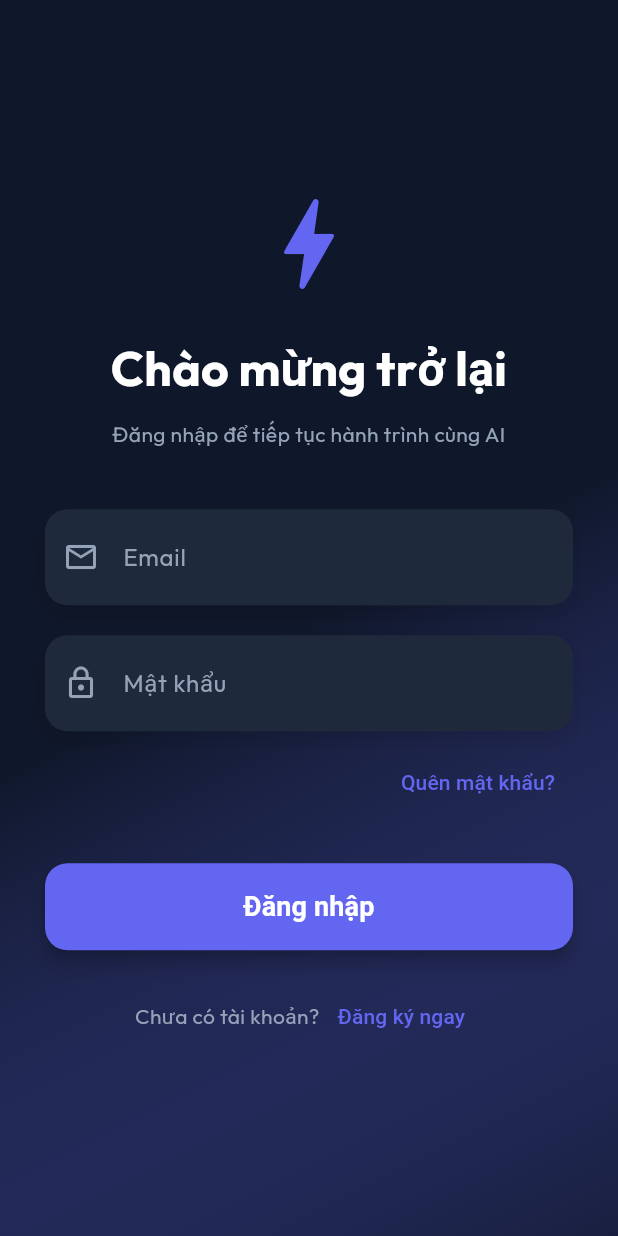
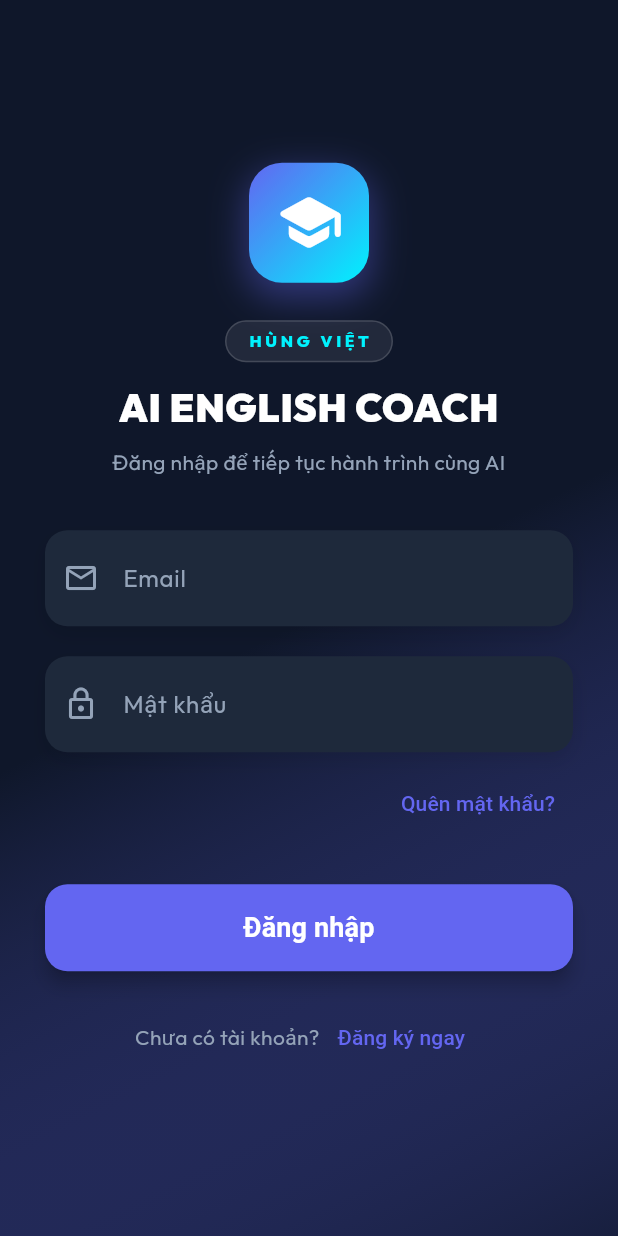
Before and after one commit to hungviettd-75/hoc-tieng-anh, a Flutter app: the screen it shows after launch, on a phone screen of 412 x 824 dp. Run offline on Flutter 3.47's test engine with Material 3 defaults, Android fonts, the phone set to English and light mode, and no system bars; our stand-ins replace animate_do, audioplayers, confetti, fl_chart, flutter_riverpod, go_router and 4 more; missing offline and left inert: dart:html, dart:js, dart:js_util, record.

Commit message:
Update database config for SQLite and update student login screen with logo/branding

```diff
--- a/frontend/lib/core/api_config.dart
+++ b/frontend/lib/core/api_config.dart
@@ -3,7 +3,7 @@ import 'package:flutter/foundation.dart';
 class ApiConfig {
   // Đổi thành true nếu bạn muốn kết nối với backend chạy ở localhost cục bộ.
   // Mặc định để false để kết nối thẳng tới máy chủ Render production.
-  static const bool useLocalBackend = false;
+  static const bool useLocalBackend = true;
 
   static String get serverUrl {
     if (!useLocalBackend) {
--- a/frontend/lib/features/auth/presentation/pages/login_page.dart
+++ b/frontend/lib/features/auth/presentation/pages/login_page.dart
@@ -54,20 +54,89 @@ class _LoginPageState extends ConsumerState<LoginPage> {
                 mainAxisAlignment: MainAxisAlignment.center,
                 crossAxisAlignment: CrossAxisAlignment.stretch,
                 children: [
-                  const Icon(Icons.bolt_rounded, size: 80, color: AppColors.primary),
-                  const SizedBox(height: 20),
+                  // Logo Shield phát sáng Công nghệ / AI
+                  Center(
+                    child: Container(
+                      width: 80,
+                      height: 80,
+                      decoration: BoxDecoration(
+                        gradient: const LinearGradient(
+                          begin: Alignment.topLeft,
+                          end: Alignment.bottomRight,
+                          colors: [
+                            AppColors.primary,
+                            Color(0xFF00F2FE), // Xanh Cyan sáng
+                          ],
+                        ),
+                        borderRadius: BorderRadius.circular(22),
+                        boxShadow: [
+                          BoxShadow(
+                            color: AppColors.primary.withOpacity(0.4),
+                            blurRadius: 20,
+                            spreadRadius: 2,
+                            offset: const Offset(0, 8),
+                          ),
+                        ],
+                      ),
+                      child: const Center(
+                        child: Icon(
+                          Icons.school_rounded,
+                          size: 46,
+                          color: Colors.white,
+                        ),
+                      ),
+                    ),
+                  ),
+                  const SizedBox(height: 25),
+
+                  // Nhãn nhỏ thương hiệu HÙNG VIỆT
+                  Center(
+                    child: Container(
+                      padding: const EdgeInsets.symmetric(horizontal: 14, vertical: 5),
+                      decoration: BoxDecoration(
+                        color: Colors.white.withOpacity(0.08),
+                        borderRadius: BorderRadius.circular(20),
+                        border: Border.all(
+                          color: Colors.white.withOpacity(0.15),
+                          width: 1,
+                        ),
+                      ),
+                      child: const Text(
+                        'HÙNG VIỆT',
+                        style: TextStyle(
+                          fontSize: 11,
+                          fontWeight: FontWeight.w800,
+                          color: Color(0xFF00F2FE),
+                          letterSpacing: 2.5,
+                        ),
+                      ),
+                    ),
+                  ),
+                  const SizedBox(height: 12),
+
+                  // Tên ứng dụng
                   const Text(
-                    'Chào mừng trở lại',
+                    'AI ENGLISH COACH',
                     textAlign: TextAlign.center,
-                    style: TextStyle(fontSize: 32, fontWeight: FontWeight.bold, color: Colors.white),
+                    style: TextStyle(
+                      fontSize: 26,
+                      fontWeight: FontWeight.w900,
+                      color: Colors.white,
+                      letterSpacing: 0.5,
+                    ),
                   ),
-                  const SizedBox(height: 10),
+                  const SizedBox(height: 8),
+
+                  // Slogan
                   const Text(
                     'Đăng nhập để tiếp tục hành trình cùng AI',
                     textAlign: TextAlign.center,
-                    style: TextStyle(color: AppColors.textSecondary),
+                    style: TextStyle(
+                      color: AppColors.textSecondary,
+                      fontSize: 14,
+                    ),
                   ),
-                  const SizedBox(height: 40),
+                  const SizedBox(height: 35),
                   _buildTextField(
                     controller: _emailController,
                     hint: 'Email',
```
Also changed, not shown: 2 other files.
